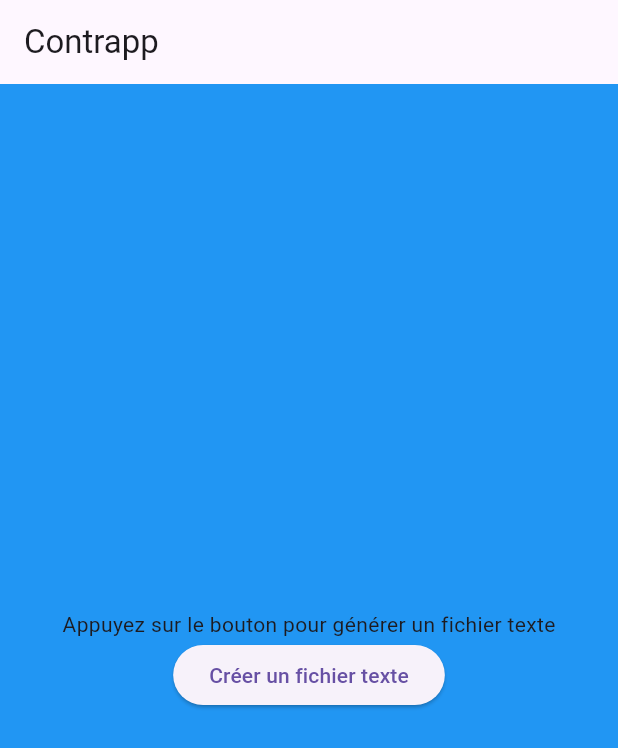
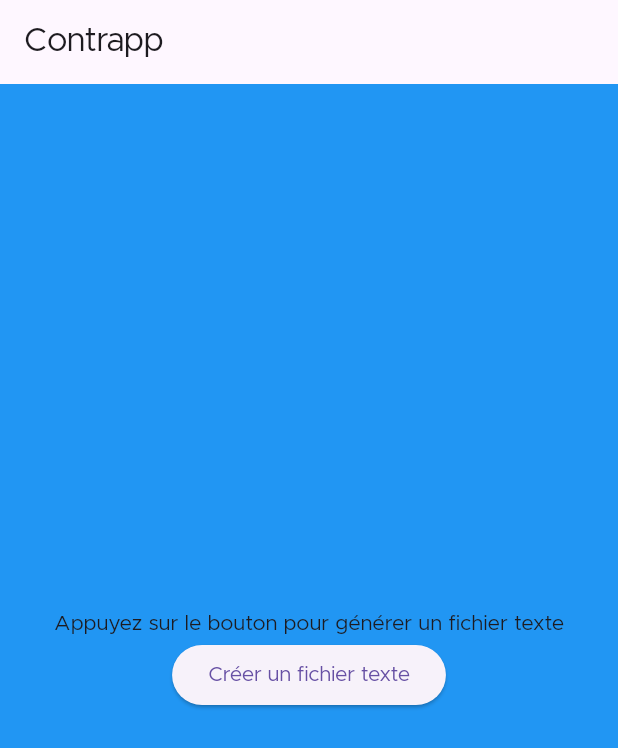
Before and after one commit to ValT78/Contrapp, a Flutter app: the screen it shows after launch, after a tap on "Créer un fichier texte", on a phone screen of 412 x 824 dp. Shown: the top 748 px of the screen. Run offline on Flutter 3.47's test engine with Material 3 defaults, Android fonts, the phone set to English and light mode, and no system bars; our stand-ins replace pdf; missing offline and left inert: markdown; project files that could hold a hidden picture were left out.

Commit message:
Generate proper pdf, with good font

```diff
--- a/Contrat/monFichier.txt
+++ /dev/null
@@ -1 +0,0 @@
-Ceci est un texte écris dans le fichier
--- a/lib/main.dart
+++ b/lib/main.dart
@@ -5,7 +5,6 @@ import 'package:pdf/pdf.dart';
 import 'package:pdf/widgets.dart' as pw;
 import 'package:flutter/services.dart' show rootBundle;
 import 'package:markdown/markdown.dart' as md;
-import 'package:docx_template/docx_template.dart';
 
 // import 'package:markdown/markdown.dart' show UnorderedList;
 
@@ -20,6 +19,10 @@ class MyApp extends StatelessWidget {
   Widget build(BuildContext context) {
     return MaterialApp(
       title: 'Contrapp',
+
+      theme: ThemeData(fontFamily: 'Metropolis'),
+
+
       home: Scaffold(
         appBar: AppBar(
           title: const Text('Contrapp'),
@@ -42,147 +45,69 @@ class MyApp extends StatelessWidget {
   }
 }
 
+
 void _createPdfFromMarkdown() async {
-  final f = File("template.docx");
-  final docx = await DocxTemplate.fromBytes(await f.readAsBytes());
+  final pdf = pw.Document();
+  final markdownData = await rootBundle.loadString('assets/template.md');
+final parsedMarkdown = md.Document().parseLines(markdownData.split(RegExp(r'\n(?!\n)')));
+  // final ttf = pw.Font.ttf(font);
 
-  /*
-    Or in the case of Flutter, you can use rootBundle.load, then get bytes
+  // final style = pw.TextStyle(font: ttf);
 
-    final data = await rootBundle.load('lib/assets/users.docx');
-    final bytes = data.buffer.asUint8List();
+  for (final element in parsedMarkdown) {
+    if (element is md.Element) {
+      if (element.children != null) {
+        for (final child in element.children!) {
+          if (child is md.Text) {
+            print(child.text); // Print the text here
+          }
+        }
+      }
+    }
+  }
+  final font = await rootBundle.load("fonts/Metropolis-Regular.ttf");
+  final boldFont = await rootBundle.load("fonts/Metropolis-Bold.ttf");
+  final style = pw.TextStyle(font: pw.Font.ttf(font));
+  final boldStyle = pw.TextStyle(font: pw.Font.ttf(boldFont));
 
-    final docx = await DocxTemplate.fromBytes(bytes);
-  */
+//   pdf.addPage(
+//   pw.MultiPage(
+//     build: (pw.Context context) => parsedMarkdown.expand<pw.Widget>((element) {
+//       if(element is md.Element) {
+//         if(element.children != null) {
+//           return element.children!.map<pw.Widget>((child) {
+//             if(child is md.Text) {
+//               if (element.tag == 'strong') {  // Si l'élément est en gras dans le markdown
+//                 print(child.text);  // Imprimez le texte ici
 
-  // Load test image for inserting in docx
-  final testFileContent = await File('test.jpg').readAsBytes();
-
-  final listNormal = ['Foo', 'Bar', 'Baz'];
-  final listBold = ['ooF', 'raB', 'zaB'];
-
-  final contentList = <Content>[];
-
-  final b = listBold.iterator;
-  for (var n in listNormal) {
-    b.moveNext();
-
-    final c = PlainContent("value")
-      ..add(TextContent("normal", n))
-      ..add(TextContent("bold", b.current));
-    contentList.add(c);
-  }
-
-  Content c = Content();
-  c
-    ..add(TextContent("docname", "Simple docname"))
-    ..add(TextContent("passport", "Passport NE0323 4456673"))
-    ..add(TableContent("table", [
-      RowContent()
-        ..add(TextContent("key1", "Paul"))
-        ..add(TextContent("key2", "Viberg"))
-        ..add(TextContent("key3", "Engineer"))
-        ..add(ImageContent('img', testFileContent)),
-      RowContent()
-        ..add(TextContent("key1", "Alex"))
-        ..add(TextContent("key2", "Houser"))
-        ..add(TextContent("key3", "CEO & Founder"))
-        ..add(ListContent("tablelist", [
-          TextContent("value", "Mercedes-Benz C-Class S205"),
-          TextContent("value", "Lexus LX 570")
-        ]))
-        ..add(ImageContent('img', testFileContent))
-    ]))
-    ..add(ListContent("list", [
-      TextContent("value", "Engine")
-        ..add(ListContent("listnested", contentList)),
-      TextContent("value", "Gearbox"),
-      TextContent("value", "Chassis")
-    ]))
-    ..add(ListContent("plainlist", [
-      PlainContent("plainview")
-        ..add(TableContent("table", [
-          RowContent()
-            ..add(TextContent("key1", "Paul"))
-            ..add(TextContent("key2", "Viberg"))
-            ..add(TextContent("key3", "Engineer")),
-          RowContent()
-            ..add(TextContent("key1", "Alex"))
-            ..add(TextContent("key2", "Houser"))
-            ..add(TextContent("key3", "CEO & Founder"))
-            ..add(ListContent("tablelist", [
-              TextContent("value", "Mercedes-Benz C-Class S205"),
-              TextContent("value", "Lexus LX 570")
-            ]))
-        ])),
-      PlainContent("plainview")
-        ..add(TableContent("table", [
-          RowContent()
-            ..add(TextContent("key1", "Nathan"))
-            ..add(TextContent("key2", "Anceaux"))
-            ..add(TextContent("key3", "Music artist"))
-            ..add(ListContent(
-                "tablelist", [TextContent("value", "Peugeot 508")])),
-          RowContent()
-            ..add(TextContent("key1", "Louis"))
-            ..add(TextContent("key2", "Houplain"))
-            ..add(TextContent("key3", "Music artist"))
-            ..add(ListContent("tablelist", [
-              TextContent("value", "Range Rover Velar"),
-              TextContent("value", "Lada Vesta SW Sport")
-            ]))
-        ])),
-    ]))
-    ..add(ListContent("multilineList", [
-      PlainContent("multilinePlain")
-        ..add(TextContent('multilineText', 'line 1')),
-      PlainContent("multilinePlain")
-        ..add(TextContent('multilineText', 'line 2')),
-      PlainContent("multilinePlain")
-        ..add(TextContent('multilineText', 'line 3'))
-    ]))
-    ..add(TextContent('multilineText2', 'line 1\nline 2\n line 3'))
-    ..add(ImageContent('img', testFileContent));
-
-  final d = await docx.generate(c);
-  final of = File('generated.docx');
-  if (d != null) await of.writeAsBytes(d);
-}
-
-// void _createPdfFromMarkdown() async {
-//   final pdf = pw.Document();
-//   final markdownData = await rootBundle.loadString('assets/document.md');
-//   final parsedMarkdown = md.Document().parseLines(markdownData.split('\n'));
-
-//   for (final element in parsedMarkdown) {
-//     if (element is md.Text) {
-//       pdf.addPage(pw.Page(
-//         build: (pw.Context context) => pw.Center(
-//           child: pw.Text(element.text, style: pw.TextStyle(fontSize: 40)),
-//         ),
-//       ));
-//     } else if (element is md.UnorderedList) {
-//       // Remplacez chaque point de liste par une image
-//       final children = <pw.Widget>[];
-//       for (final item in element.children) {
-//         if (item is md.ListItem) {
-//           children.add(pw.Row(
-//             children: <pw.Widget>[
-//               pw.Image(PdfImageProvider(
-//                 pdf.document,
-//                 bytes: (await rootBundle.load('assets/bullet_point_image.png')).buffer.asUint8List(),
-//               )),
-//               pw.Text(item.textContent),
-//             ],
-//           ));
+//                 return pw.Paragraph(text: child.text, style: boldStyle);
+//               }
+//               return pw.Paragraph(text: child.text, style: style);
+//             }
+//             return pw.Container();
+//           });
 //         }
 //       }
-//       pdf.addPage(pw.Page(
-//         build: (pw.Context context) => pw.Column(children: children),
-//       ));
-//     }
-//   }
+//       return [];
+//     }).toList(),
+//   ),
+// );
 
-//   final file = File('Contrat/monFichier.pdf');
-//   await file.writeAsBytes(await pdf.save());
-// }
+
+  // pdf.addPage(
+  //   pw.Page(
+  //     build: (pw.Context context) => pw.Column(
+  //       children: <pw.Widget>[
+  //         pw.Image(yourImage),  // Remplacez `yourImage` par votre image
+  //         pw.Text(htmlData, style: pw.TextStyle(fontSize: 40)),
+  //         pw.Footer(
+  //           child: pw.Image(yourFooterImage),  // Remplacez `yourFooterImage` par votre image de pied de page
+  //         ),
+  //       ],
+  //     ),
+  //   ),
+  // );
+
+  final file = File('Contrat/monFichier.pdf');
+  await file.writeAsBytes(await pdf.save());
+}
```
Also changed, not shown: pubspec.yaml (+12 -14 lines), assets/test.jpg (renamed from test.jpg), fonts/Heavitas.ttf (added), fonts/Metropolis-Bold.ttf (added), fonts/Metropolis-Regular.ttf (added), fonts/Metropolis-RegularItalic.ttf (added), 5 other files.
